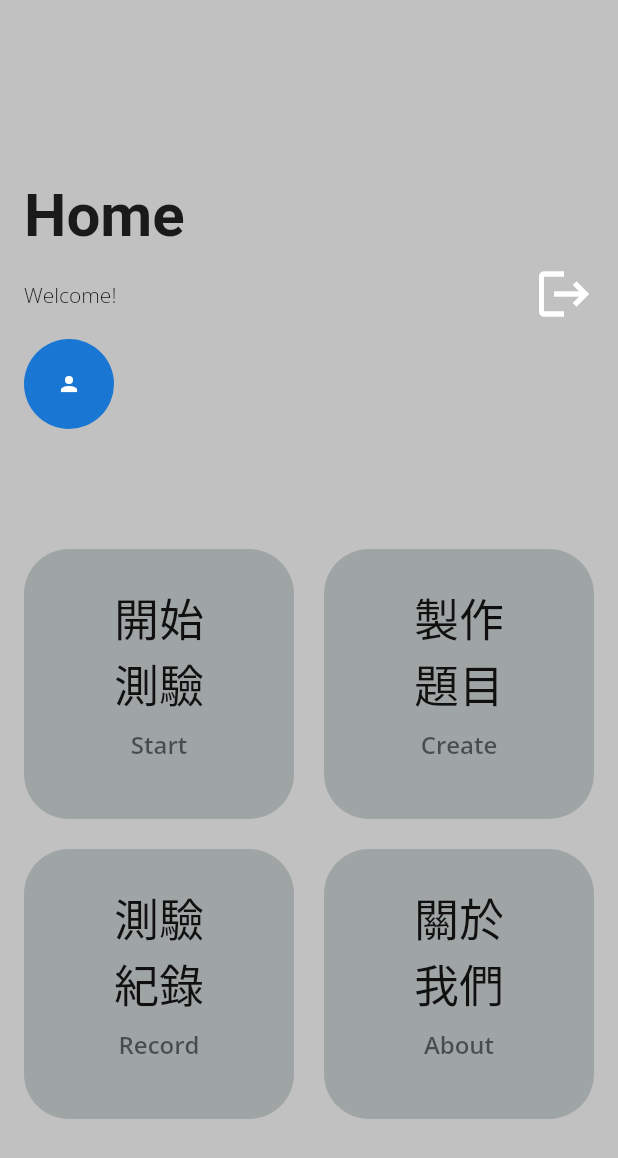
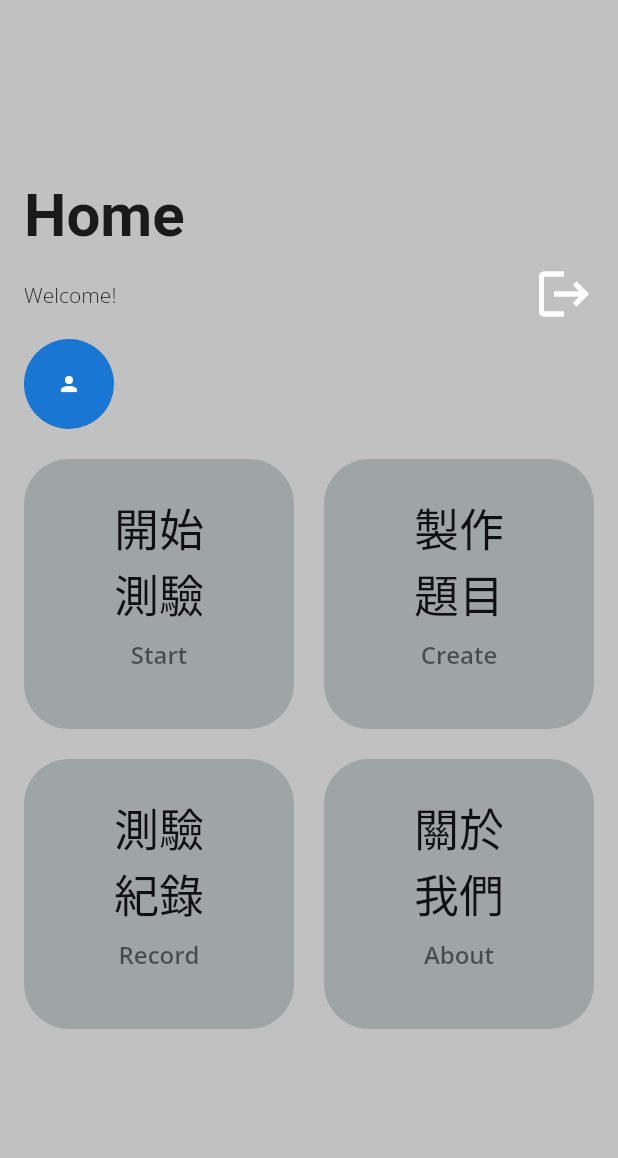
Before and after one commit to ryan11280/pr20221029, a Flutter app: the FooterPage screen opened directly, after a tap on the "home" icon, on a phone screen of 412 x 824 dp. Shown: the top 1158 px of the screen. Run offline on Flutter 3.47's test engine with Material 2 defaults, Android fonts, the light colour scheme and no system bars; our stand-ins replace cloud_firestore, csv, firebase_auth, firebase_core, firebase_storage, fluttertoast and 3 more; missing offline and left inert: footer; accounts and stored records are empty; Roboto replaces fonts that are missing (Acme); project files that could hold a hidden picture were left out.

Commit message:
BSD-3-Clause License in about_screen

```diff
--- a/lib/screens/about/about_screen.dart
+++ b/lib/screens/about/about_screen.dart
@@ -85,24 +85,34 @@ class FooterPageState extends State<FooterPage> {
                       Center(
                         child: Image.asset(
                           'assets/images/qalogo.png',
-                          width: 300,
-                          height: 300,
+                          width: 200,
+                          height: 200,
                         ),
                       ),
 
                       Padding(
-                        padding: EdgeInsets.only(left: 10,right:10),
+                        padding: EdgeInsets.only(left: 10, right: 10),
                         child: Column(
                           mainAxisAlignment: MainAxisAlignment.start,
                           crossAxisAlignment: CrossAxisAlignment.start,
                           children: [
-
-                            Text("聯絡資訊：\n\nEmail : ryan11280@gmail.com \n \n            jean890322@gmail.com\n\nTeL :    0966-603-526 ; 0912-223-223"),
-
-                            SizedBox(height: 20,),
-                            Text('''https://github.com/nyakaz73/Flutter-Footer //MIT //footer \nhttps://github.com/flutter/packages/tree/main/third_party/packages/cupertino_icons //MIT //Cupertino icons\nhttps://pub.dev/packages/firebase_core //firebase core //BSD-3-Clause\nhttps://pub.dev/packages/firebase_storage //firebase storage //BSD-3-Clause\nhttps://pub.dev/packages/google_fonts  // google fonts //Apache 2-.0\nhttps://pub.dev/packages/flutter_svg  //flutter svg //MIT\nhttps://pub.dev/packages/firebase_auth //firebase auth //BSD-3-Clause\nhttps://pub.dev/packages/google_sign_in   // google sign in //BSD-3-Clause\n https://pub.dev/packages/xen_popup_card  //xen popup card // MIT\nhttps://pub.dev/packages/http\n //http // BSD-3-Clause\nhttps://pub.dev/packages/fluttertoast   //flutte troast  //MIT\nhttps://pub.dev/packages/file_picker   //file picker // MIT\nhttps://pub.dev/packages/csv   //csv //MIT
-
+                            Text("版本資訊： v1.0\n更新日期：2022/12/12"),
+                            SizedBox(
+                              height: 20,
+                            ),
+                            Text(
+                                "聯絡資訊：\nEmail : ryan11280@gmail.com \n \n            jean890322@gmail.com\n\nTeL :    0987-654-321 ; 0912-223-223"),
+                            SizedBox(
+                              height: 20,
+                            ),
+                            Text(
+                                '''References: \nhttps://github.com/nyakaz73/Flutter-Footer \nhttps://github.com/flutter/packages/tree/main/third_party/packages/cupertino_icons\nhttps://pub.dev/packages/firebase_core\nhttps://pub.dev/packages/firebase_storage\nhttps://pub.dev/packages/google_fonts\nhttps://pub.dev/packages/flutter_svg\nhttps://pub.dev/packages/firebase_auth\nhttps://pub.dev/packages/google_sign_in\nhttps://pub.dev/packages/http\nhttps://pub.dev/packages/fluttertoast\nhttps://pub.dev/packages/csv
                                 '''),
+                            SizedBox(
+                              height: 20,
+                            ),
+                            Text(
+                                "BSD-3-Clause License\n\nRedistribution and use in source and binary forms, with or without modification, are permitted provided that the following conditions are met:\n\n1. Redistributions of source code must retain the above copyright notice, this list of conditions and the following disclaimer.\n\n2. Redistributions in binary form must reproduce the above copyright notice, this list of conditions and the following disclaimer in the documentation and/or other materials provided with the distribution.\n\n3. Neither the name of the copyright holder nor the names of its contributors may be used to endorse or promote products derived from this software without specific prior written permission.\n\nTHIS SOFTWARE IS PROVIDED BY THE COPYRIGHT HOLDERS AND CONTRIBUTORS \"AS IS\" AND ANY EXPRESS OR IMPLIED WARRANTIES, INCLUDING, BUT NOT LIMITED TO, THE IMPLIED WARRANTIES OF MERCHANTABILITY AND FITNESS FOR A PARTICULAR PURPOSE ARE DISCLAIMED. IN NO EVENT SHALL THE COPYRIGHT HOLDER OR CONTRIBUTORS BE LIABLE FOR ANY DIRECT, INDIRECT, INCIDENTAL, SPECIAL, EXEMPLARY, OR CONSEQUENTIAL DAMAGES (INCLUDING, BUT NOT LIMITED TO, PROCUREMENT OF SUBSTITUTE GOODS OR SERVICES; LOSS OF USE, DATA, OR PROFITS; OR BUSINESS INTERRUPTION) HOWEVER CAUSED AND ON ANY THEORY OF LIABILITY, WHETHER IN CONTRACT, STRICT LIABILITY, OR TORT (INCLUDING NEGLIGENCE OR OTHERWISE) ARISING IN ANY WAY OUT OF THE USE OF THIS SOFTWARE, EVEN IF ADVISED OF THE POSSIBILITY OF SUCH DAMAGE."),
                           ],
                         ),
                       )
@@ -125,7 +135,7 @@ class FooterPageState extends State<FooterPage> {
                           color: Color(0xFF162A49)),
                     ),
                     Text(
-                      'Powered by QA',
+                      'Powered by Quiz',
                       style: TextStyle(
                           fontWeight: FontWeight.w300,
                           fontSize: 12.0,
--- a/lib/screens/home/home1_screen.dart
+++ b/lib/screens/home/home1_screen.dart
@@ -133,7 +133,7 @@ class HomeState extends State<Home> {
             ),
           ),
           SizedBox(
-            height: 80,
+            height: 20,
           ),
           GridDashboard()
         ],
```
